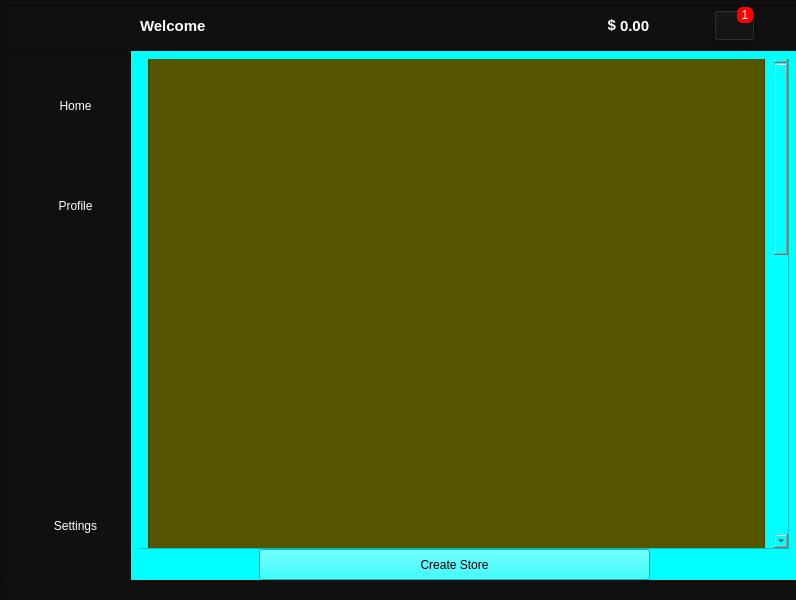
Qt form app/main_app_ui.ui (EkeneVictor/E-Mall) before a commit.
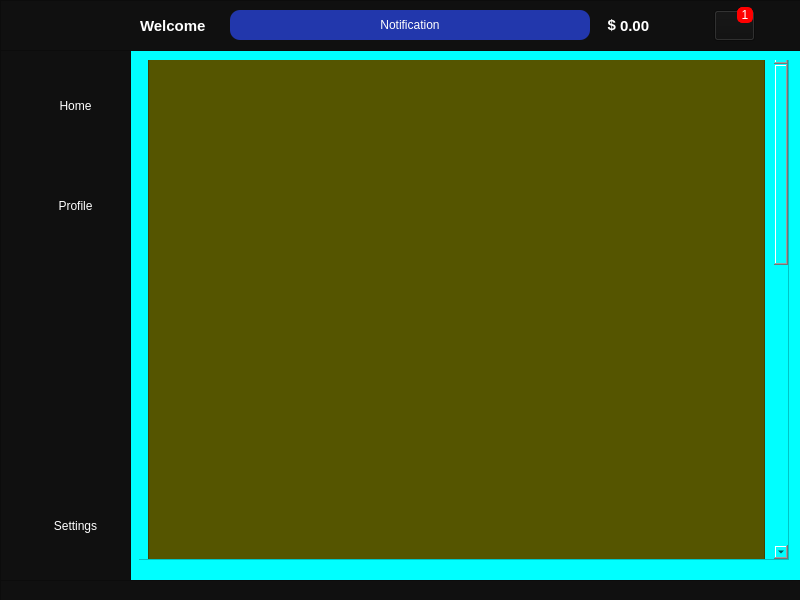
The same form after that commit. The open tabs and pages were chosen to show the change. Icons and pictures are not drawn.

What changed in the file:
```diff
--- a/app/main_app_ui.ui
+++ b/app/main_app_ui.ui
@@ -6,10 +6,16 @@
    <rect>
     <x>0</x>
     <y>0</y>
-    <width>796</width>
+    <width>800</width>
     <height>600</height>
    </rect>
   </property>
+  <property name="maximumSize">
+   <size>
+    <width>800</width>
+    <height>600</height>
+   </size>
+  </property>
   <property name="windowTitle">
    <string>MainWindow</string>
   </property>
@@ -49,7 +55,7 @@
        <property name="geometry">
         <rect>
          <x>9</x>
-         <y>9</y>
+         <y>10</y>
          <width>661</width>
          <height>521</height>
         </rect>
@@ -58,52 +64,13 @@
         <number>0</number>
        </property>
        <widget class="QWidget" name="malls_page">
-        <widget class="QPushButton" name="create_store_submit_button_2">
-         <property name="geometry">
-          <rect>
-           <x>120</x>
-           <y>490</y>
-           <width>391</width>
-           <height>31</height>
-          </rect>
-         </property>
-         <property name="styleSheet">
-          <string notr="true">
-QPushButton {
-                
-	background-color: blue;
-                border: none;
-                border-radius: 5px;
-                padding-left:20px;
-				color: white
-            }
-QPushButton:hover {
-                background-color: gray;
-            };
-	background-image: url(:/icons/plus-circle.png);
-</string>
-         </property>
-         <property name="text">
-          <string>Create Store</string>
-         </property>
-         <property name="icon">
-          <iconset>
-           <normaloff>:/icons/plus-circle.png</normaloff>:/icons/plus-circle.png</iconset>
-         </property>
-         <property name="iconSize">
-          <size>
-           <width>25</width>
-           <height>25</height>
-          </size>
-         </property>
-        </widget>
         <widget class="QScrollArea" name="scrollArea">
          <property name="geometry">
           <rect>
            <x>-1</x>
            <y>-11</y>
            <width>651</width>
-           <height>501</height>
+           <height>511</height>
           </rect>
          </property>
          <property name="widgetResizable">
@@ -2943,6 +2910,36 @@
       <cstring></cstring>
      </property>
     </widget>
+    <widget class="QLabel" name="main_app_notif_label">
+     <property name="geometry">
+      <rect>
+       <x>230</x>
+       <y>10</y>
+       <width>360</width>
+       <height>30</height>
+      </rect>
+     </property>
+     <property name="cursor">
+      <cursorShape>PointingHandCursor</cursorShape>
+     </property>
+     <property name="styleSheet">
+      <string notr="true">background-color: rgb(34, 55, 172);
+border-radius: 10px;
+color: white</string>
+     </property>
+     <property name="text">
+      <string>Notification</string>
+     </property>
+     <property name="scaledContents">
+      <bool>true</bool>
+     </property>
+     <property name="alignment">
+      <set>Qt::AlignCenter</set>
+     </property>
+     <property name="wordWrap">
+      <bool>true</bool>
+     </property>
+    </widget>
    </widget>
    <widget class="QFrame" name="menu_frame">
     <property name="geometry">
```
Left out of the diff: 96 changed lines with no effect on the pictures.
